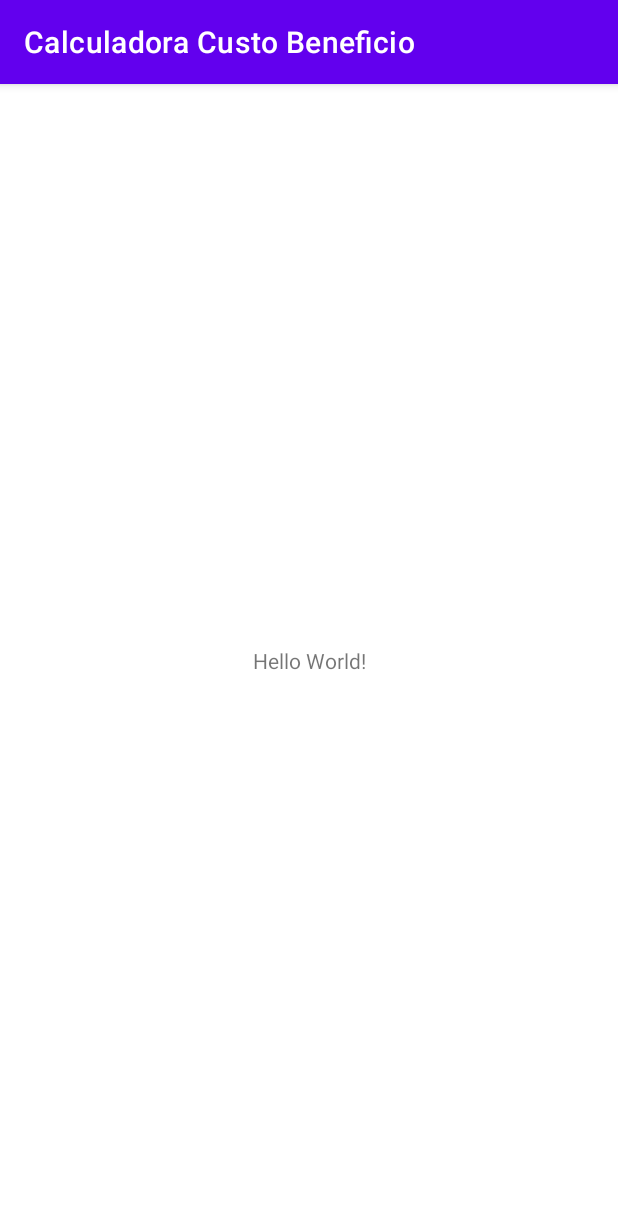
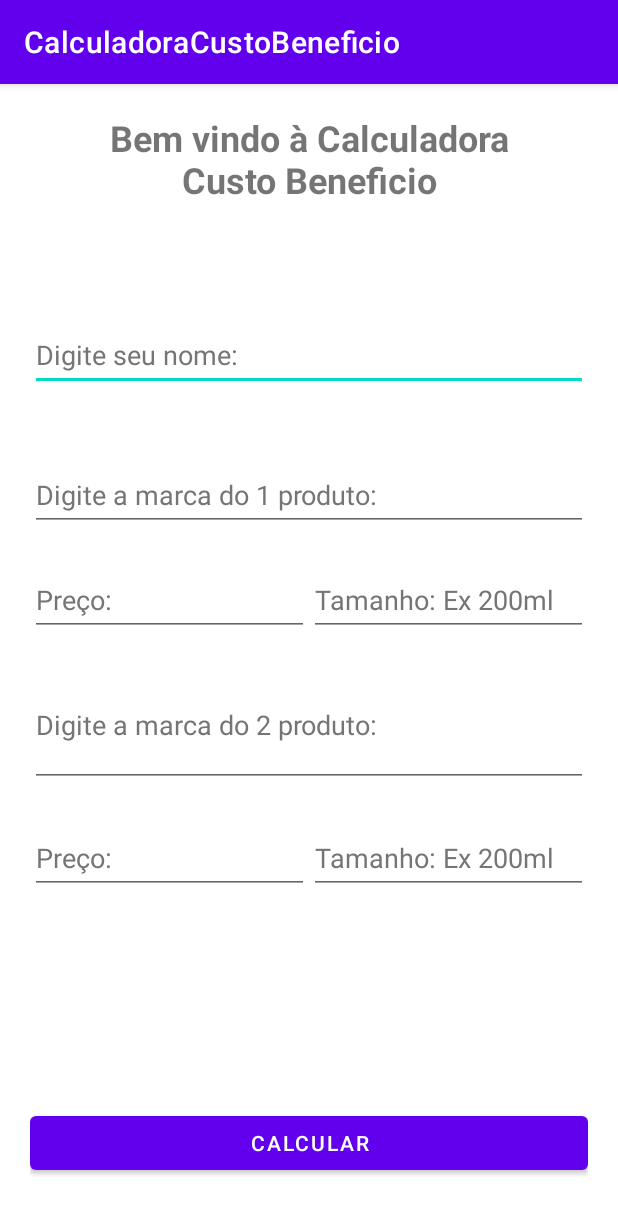
Before and after one commit to brunohosilva/Calculadora-Custo-Beneficio, an Android app: the screen it shows after launch (MainActivity), on a phone screen of 412 x 824 dp. Shown: the top 1214 px of the screen. Run offline under Robolectric (Android 15) with nearby library versions, the phone set to English and light mode, and no system bars.

Commit message:
:art: Criado Layout da calculadora

```diff
--- a/app/build.gradle
+++ b/app/build.gradle
@@ -37,6 +37,7 @@ dependencies {
     implementation 'androidx.appcompat:appcompat:1.5.0'
     implementation 'com.google.android.material:material:1.6.1'
     implementation 'androidx.constraintlayout:constraintlayout:2.1.4'
+    implementation 'androidx.gridlayout:gridlayout:1.0.0'
     testImplementation 'junit:junit:4.13.2'
     androidTestImplementation 'androidx.test.ext:junit:1.1.3'
     androidTestImplementation 'androidx.test.espresso:espresso-core:3.4.0'
--- a/app/src/main/res/layout/activity_main.xml
+++ b/app/src/main/res/layout/activity_main.xml
@@ -1,18 +1,164 @@
 <?xml version="1.0" encoding="utf-8"?>
-<androidx.constraintlayout.widget.ConstraintLayout xmlns:android="http://schemas.android.com/apk/res/android"
+<RelativeLayout xmlns:android="http://schemas.android.com/apk/res/android"
     xmlns:app="http://schemas.android.com/apk/res-auto"
     xmlns:tools="http://schemas.android.com/tools"
     android:layout_width="match_parent"
     android:layout_height="match_parent"
-    tools:context=".MainActivity">
+    android:paddingStart="20dp"
+    android:paddingLeft="20dp"
+    android:paddingRight="20dp">
+
 
     <TextView
+        android:id="@+id/textView"
+        android:layout_width="match_parent"
+        android:layout_height="wrap_content"
+        android:layout_alignParentStart="true"
+        android:layout_alignParentTop="true"
+        android:layout_alignParentEnd="true"
+        android:layout_alignParentBottom="true"
+        android:layout_marginStart="20dp"
+        android:layout_marginTop="19dp"
+        android:layout_marginEnd="20dp"
+        android:layout_marginBottom="634dp"
+        android:text="@string/bem_vindo_calculadora_custo_beneficio"
+        android:textAlignment="center"
+        android:textSize="24sp"
+        android:textStyle="bold" />
+
+    <EditText
+        android:id="@+id/input_nome"
+        android:layout_width="391dp"
+        android:layout_height="wrap_content"
+        android:layout_above="@+id/marca_produto_1"
+        android:layout_alignParentStart="true"
+        android:layout_alignParentEnd="true"
+        android:layout_marginStart="0dp"
+        android:layout_marginEnd="0dp"
+        android:layout_marginBottom="45dp"
+        android:autofillHints=""
+        android:ems="10"
+        android:hint="@string/digite_seu_nome"
+        android:inputType="textPersonName"
+        android:minHeight="48dp"
+        android:textColorHint="#757575" />
+
+    <EditText
+        android:id="@+id/marca_produto_1"
+        android:layout_width="391dp"
+        android:layout_height="wrap_content"
+        android:layout_alignParentStart="true"
+        android:layout_alignParentEnd="true"
+        android:layout_alignParentBottom="true"
+        android:layout_marginStart="0dp"
+        android:layout_marginEnd="0dp"
+        android:layout_marginBottom="470dp"
+        android:autofillHints=""
+        android:ems="10"
+        android:hint="@string/digite_a_marca_do1_produto"
+        android:inputType="textPersonName"
+        android:minHeight="48dp"
+        android:textColorHint="#757575" />
+
+    <LinearLayout
         android:layout_width="wrap_content"
         android:layout_height="wrap_content"
-        android:text="Hello World!"
-        app:layout_constraintBottom_toBottomOf="parent"
-        app:layout_constraintEnd_toEndOf="parent"
-        app:layout_constraintStart_toStartOf="parent"
-        app:layout_constraintTop_toTopOf="parent" />
+        android:layout_alignParentEnd="true"
+        android:layout_alignParentBottom="true"
+        android:layout_marginEnd="0dp"
+        android:layout_marginBottom="400dp"
+        android:orientation="horizontal">
 
-</androidx.constraintlayout.widget.ConstraintLayout>
+        <EditText
+            android:id="@+id/preco_produto_1"
+            android:layout_width="wrap_content"
+            android:layout_height="wrap_content"
+            android:layout_weight="1"
+            android:autofillHints=""
+            android:ems="10"
+            android:hint="@string/preco"
+            android:inputType="textPersonName"
+            android:minHeight="48dp"
+            android:textColorHint="#757575"
+            tools:ignore="DuplicateSpeakableTextCheck" />
+
+        <EditText
+            android:id="@+id/tamanho_produto_1"
+            android:layout_width="wrap_content"
+            android:layout_height="wrap_content"
+            android:layout_weight="1"
+            android:autofillHints=""
+            android:ems="10"
+            android:hint="@string/tamanho_ex_200ml"
+            android:inputType="textPersonName"
+            android:minHeight="48dp"
+            android:textColorHint="#757575"
+            tools:ignore="DuplicateSpeakableTextCheck" />
+    </LinearLayout>
+
+    <EditText
+        android:id="@+id/marca_produto_2"
+        android:layout_width="391dp"
+        android:layout_height="48dp"
+        android:layout_alignParentStart="true"
+        android:layout_alignParentTop="true"
+        android:layout_alignParentEnd="true"
+        android:layout_alignParentBottom="true"
+        android:layout_marginStart="0dp"
+        android:layout_marginTop="386dp"
+        android:layout_marginEnd="0dp"
+        android:layout_marginBottom="299dp"
+        android:autofillHints=""
+        android:ems="10"
+        android:hint="@string/digite_a_marca_do2_produto"
+        android:inputType="textPersonName"
+        android:textColorHint="#757575"
+        tools:ignore="TouchTargetSizeCheck" />
+
+    <LinearLayout
+        android:layout_width="391dp"
+        android:layout_height="wrap_content"
+        android:layout_alignParentStart="true"
+        android:layout_alignParentEnd="true"
+        android:layout_alignParentBottom="true"
+        android:layout_marginStart="0dp"
+        android:layout_marginEnd="0dp"
+        android:layout_marginBottom="228dp"
+        android:orientation="horizontal">
+
+        <EditText
+            android:id="@+id/preco_produto_2"
+            android:layout_width="wrap_content"
+            android:layout_height="wrap_content"
+            android:layout_weight="1"
+            android:autofillHints=""
+            android:ems="10"
+            android:hint="@string/preco"
+            android:inputType="textPersonName"
+            android:minHeight="48dp"
+            android:textColorHint="#757575" />
+
+        <EditText
+            android:id="@+id/tamanho_produto_2"
+            android:layout_width="wrap_content"
+            android:layout_height="wrap_content"
+            android:layout_weight="1"
+            android:autofillHints=""
+            android:ems="10"
+            android:hint="@string/tamanho_ex_200ml"
+            android:inputType="textPersonName"
+            android:minHeight="48dp"
+            android:textColorHint="#757575" />
+    </LinearLayout>
+
+    <Button
+        android:id="@+id/btn_calcular"
+        android:layout_width="391dp"
+        android:layout_height="wrap_content"
+        android:layout_alignParentEnd="true"
+        android:layout_alignParentBottom="true"
+        android:layout_marginEnd="0dp"
+        android:layout_marginBottom="38dp"
+        android:text="@string/calcular" />
+
+</RelativeLayout>
--- a/app/src/main/res/values/strings.xml
+++ b/app/src/main/res/values/strings.xml
@@ -1,3 +1,10 @@
 <resources>
-    <string name="app_name">Calculadora Custo Beneficio</string>
+    <string name="app_name">CalculadoraCustoBeneficio</string>
+    <string name="bem_vindo_calculadora_custo_beneficio">Bem vindo à Calculadora Custo Beneficio</string>
+    <string name="digite_a_marca_do1_produto">Digite a marca do 1 produto:</string>
+    <string name="digite_a_marca_do2_produto">Digite a marca do 2 produto:</string>
+    <string name="preco">Preço:</string>
+    <string name="tamanho_ex_200ml">Tamanho: Ex 200ml</string>
+    <string name="calcular">Calcular</string>
+    <string name="digite_seu_nome">Digite seu nome:</string>
 </resources>
```
